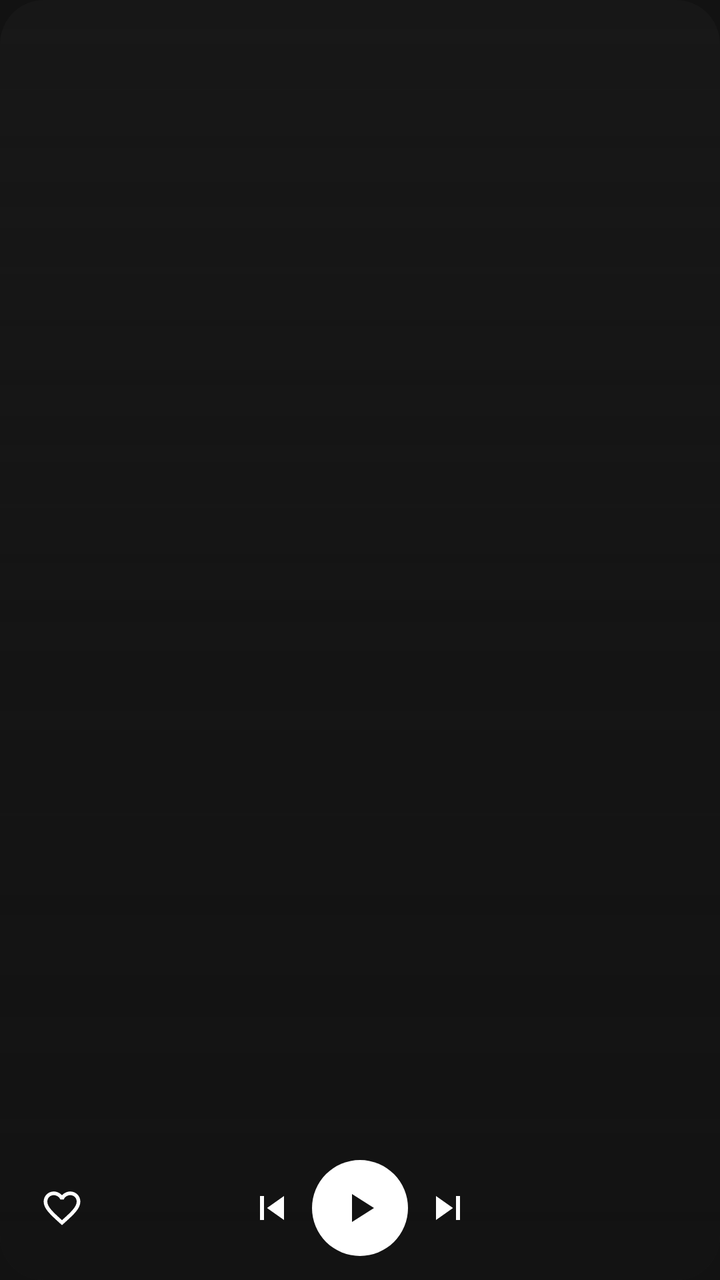
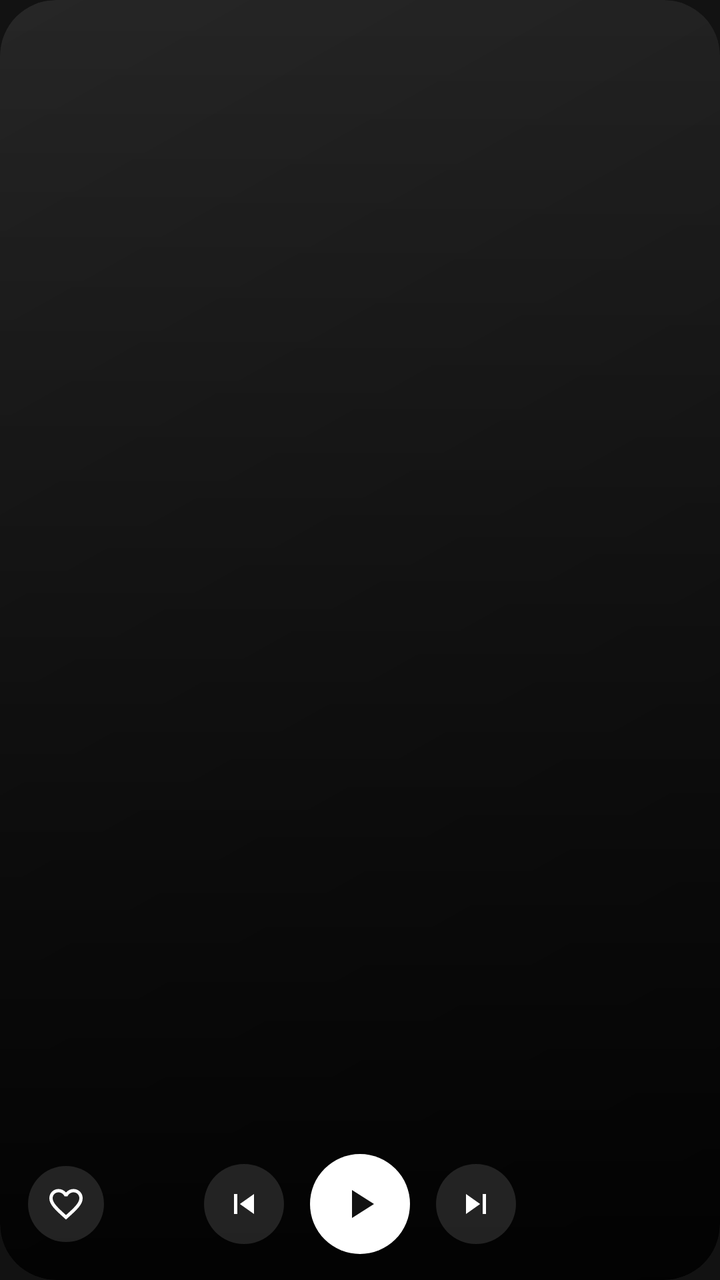

The first picture is an Android layout as it rendered before a commit; the second is the same layout after the commit. The layout source and the unified diff follow.
<!-- AndroidManifest.xml: application theme Theme.Murmur -->
<!-- res/layout/widget_large.xml -->
<?xml version="1.0" encoding="utf-8"?>
<FrameLayout xmlns:android="http://schemas.android.com/apk/res/android"
    android:id="@+id/w_root" android:layout_width="match_parent" android:layout_height="match_parent" android:background="@drawable/w_bg">
    <ImageView android:id="@+id/w_art" android:layout_width="match_parent" android:layout_height="match_parent"
        android:scaleType="centerCrop" android:contentDescription="Cover" />
    <ImageView android:layout_width="match_parent" android:layout_height="match_parent" android:src="@drawable/w_scrim" android:scaleType="fitXY" />
    <LinearLayout android:layout_width="match_parent" android:layout_height="wrap_content" android:layout_gravity="bottom"
        android:orientation="vertical" android:padding="12dp">
        <TextView android:id="@+id/w_title" android:layout_width="match_parent" android:layout_height="wrap_content"
            android:textColor="#FFFFFFFF" android:textSize="16sp" android:textStyle="bold" android:maxLines="1" android:ellipsize="end" />
        <TextView android:id="@+id/w_artist" android:layout_width="match_parent" android:layout_height="wrap_content"
            android:textColor="#FFD0D0D0" android:textSize="13sp" android:maxLines="1" android:ellipsize="end" />
        <LinearLayout android:layout_width="match_parent" android:layout_height="wrap_content" android:layout_marginTop="6dp"
            android:orientation="horizontal" android:gravity="center_vertical">
            <ImageButton android:id="@+id/w_like" android:layout_width="38dp" android:layout_height="38dp" android:src="@drawable/n_heart"
                android:background="@android:color/transparent" android:scaleType="centerInside" android:padding="8dp" android:contentDescription="Like" />
            <FrameLayout android:layout_width="0dp" android:layout_height="1dp" android:layout_weight="1" />
            <ImageButton android:id="@+id/w_prev" android:layout_width="40dp" android:layout_height="40dp" android:src="@drawable/n_prev"
                android:background="@android:color/transparent" android:scaleType="centerInside" android:padding="8dp" android:contentDescription="Previous" />
            <ImageButton android:id="@+id/w_play" android:layout_width="48dp" android:layout_height="48dp" android:src="@drawable/n_play"
                android:background="@drawable/w_play_bg" android:tint="#FF121212" android:scaleType="centerInside" android:padding="12dp" android:contentDescription="Play" />
            <ImageButton android:id="@+id/w_next" android:layout_width="40dp" android:layout_height="40dp" android:src="@drawable/n_next"
                android:background="@android:color/transparent" android:scaleType="centerInside" android:padding="8dp" android:contentDescription="Next" />
            <FrameLayout android:layout_width="0dp" android:layout_height="1dp" android:layout_weight="1" />
            <FrameLayout android:layout_width="38dp" android:layout_height="1dp" />
        </LinearLayout>
    </LinearLayout>
</FrameLayout>
<!-- resources referenced by this layout -->
<resources>
  <!-- drawable n_heart (drawable) -->
  <vector xmlns:android="http://schemas.android.com/apk/res/android" android:width="24dp" android:height="24dp" android:viewportWidth="24" android:viewportHeight="24">
      <path android:fillColor="#FFFFFFFF" android:pathData="M16.5,3c-1.74,0 -3.41,0.81 -4.5,2.09C10.91,3.81 9.24,3 7.5,3 4.42,3 2,5.42 2,8.5c0,3.78 3.4,6.86 8.55,11.54L12,21.35l1.45,-1.32C18.6,15.36 22,12.28 22,8.5 22,5.42 19.58,3 16.5,3zM12.1,18.55l-0.1,0.1 -0.1,-0.1C7.14,14.24 4,11.39 4,8.5 4,6.5 5.5,5 7.5,5c1.54,0 3.04,0.99 3.570,2.36h1.87C13.46,5.99 14.96,5 16.5,5c2,0 3.5,1.5 3.5,3.5 0,2.89 -3.14,5.74 -7.9,10.05z"/>
  </vector>
  <!-- drawable n_next (drawable) -->
  <vector xmlns:android="http://schemas.android.com/apk/res/android" android:width="24dp" android:height="24dp" android:viewportWidth="24" android:viewportHeight="24">
      <path android:fillColor="#FFFFFFFF" android:pathData="M6,18l8.5,-6L6,6v12zM16,6v12h2V6h-2z"/>
  </vector>
  <!-- drawable n_play (drawable) -->
  <vector xmlns:android="http://schemas.android.com/apk/res/android" android:width="24dp" android:height="24dp" android:viewportWidth="24" android:viewportHeight="24">
      <path android:fillColor="#FFFFFFFF" android:pathData="M8,5v14l11,-7z"/>
  </vector>
  <!-- drawable n_prev (drawable) -->
  <vector xmlns:android="http://schemas.android.com/apk/res/android" android:width="24dp" android:height="24dp" android:viewportWidth="24" android:viewportHeight="24">
      <path android:fillColor="#FFFFFFFF" android:pathData="M6,6h2v12H6zM9.5,12l8.5,6V6z"/>
  </vector>
  <!-- drawable w_bg (drawable) -->
  <?xml version="1.0" encoding="utf-8"?>
  <shape xmlns:android="http://schemas.android.com/apk/res/android" android:shape="rectangle">
      <solid android:color="#F2181818" />
      <corners android:radius="22dp" />
  </shape>
  <!-- drawable w_play_bg (drawable) -->
  <?xml version="1.0" encoding="utf-8"?>
  <shape xmlns:android="http://schemas.android.com/apk/res/android" android:shape="oval">
      <solid android:color="#FFFFFFFF" />
  </shape>
  <!-- drawable w_scrim (drawable) -->
  <?xml version="1.0" encoding="utf-8"?>
  <shape xmlns:android="http://schemas.android.com/apk/res/android" android:shape="rectangle">
      <gradient android:angle="90" android:startColor="#F2121212" android:centerColor="#99121212" android:endColor="#00121212" />
      <corners android:radius="22dp" />
  </shape>
  <style name="Theme.Murmur" parent="@android:style/Theme.DeviceDefault.NoActionBar">
          <item name="android:windowBackground">@color/murmur_bg</item>
          <item name="android:statusBarColor">@color/murmur_bg</item>
          <item name="android:navigationBarColor">@color/murmur_bg</item>
          <item name="android:windowLightStatusBar">false</item>
      </style>
  <color name="murmur_bg">#121212</color>
</resources>

<!-- the commit's change to res/layout/widget_large.xml (unified diff, before → after) -->
@@ -1,26 +1,30 @@
 <?xml version="1.0" encoding="utf-8"?>
 <FrameLayout xmlns:android="http://schemas.android.com/apk/res/android"
-    android:id="@+id/w_root" android:layout_width="match_parent" android:layout_height="match_parent" android:background="@drawable/w_bg">
+    android:id="@+id/w_root" android:layout_width="match_parent" android:layout_height="match_parent"
+    android:background="@drawable/w_bg" android:clipToOutline="true">
     <ImageView android:id="@+id/w_art" android:layout_width="match_parent" android:layout_height="match_parent"
         android:scaleType="centerCrop" android:contentDescription="Cover" />
     <ImageView android:layout_width="match_parent" android:layout_height="match_parent" android:src="@drawable/w_scrim" android:scaleType="fitXY" />
     <LinearLayout android:layout_width="match_parent" android:layout_height="wrap_content" android:layout_gravity="bottom"
-        android:orientation="vertical" android:padding="12dp">
+        android:orientation="vertical" android:paddingStart="14dp" android:paddingEnd="14dp" android:paddingTop="12dp" android:paddingBottom="12dp">
         <TextView android:id="@+id/w_title" android:layout_width="match_parent" android:layout_height="wrap_content"
-            android:textColor="#FFFFFFFF" android:textSize="16sp" android:textStyle="bold" android:maxLines="1" android:ellipsize="end" />
-        <TextView android:id="@+id/w_artist" android:layout_width="match_parent" android:layout_height="wrap_content"
-            android:textColor="#FFD0D0D0" android:textSize="13sp" android:maxLines="1" android:ellipsize="end" />
-        <LinearLayout android:layout_width="match_parent" android:layout_height="wrap_content" android:layout_marginTop="6dp"
+            android:textColor="#FFFFFFFF" android:textSize="17sp" android:textStyle="bold" android:maxLines="1" android:ellipsize="end"
+            android:fontFamily="sans-serif-medium" android:shadowColor="#66000000" android:shadowRadius="6" />
+        <TextView android:id="@+id/w_artist" android:layout_width="match_parent" android:layout_height="wrap_content" android:layout_marginTop="1dp"
+            android:textColor="#CCFFFFFF" android:textSize="13sp" android:maxLines="1" android:ellipsize="end"
+            android:shadowColor="#66000000" android:shadowRadius="6" />
+        <LinearLayout android:layout_width="match_parent" android:layout_height="wrap_content" android:layout_marginTop="10dp"
             android:orientation="horizontal" android:gravity="center_vertical">
             <ImageButton android:id="@+id/w_like" android:layout_width="38dp" android:layout_height="38dp" android:src="@drawable/n_heart"
-                android:background="@android:color/transparent" android:scaleType="centerInside" android:padding="8dp" android:contentDescription="Like" />
+                android:background="@drawable/w_btn_bg" android:scaleType="centerInside" android:padding="9dp" android:contentDescription="Like" />
             <FrameLayout android:layout_width="0dp" android:layout_height="1dp" android:layout_weight="1" />
             <ImageButton android:id="@+id/w_prev" android:layout_width="40dp" android:layout_height="40dp" android:src="@drawable/n_prev"
-                android:background="@android:color/transparent" android:scaleType="centerInside" android:padding="8dp" android:contentDescription="Previous" />
-            <ImageButton android:id="@+id/w_play" android:layout_width="48dp" android:layout_height="48dp" android:src="@drawable/n_play"
-                android:background="@drawable/w_play_bg" android:tint="#FF121212" android:scaleType="centerInside" android:padding="12dp" android:contentDescription="Play" />
+                android:background="@drawable/w_btn_bg" android:scaleType="centerInside" android:padding="10dp" android:contentDescription="Previous" />
+            <ImageButton android:id="@+id/w_play" android:layout_width="52dp" android:layout_height="52dp" android:layout_marginStart="12dp" android:layout_marginEnd="12dp"
+                android:src="@drawable/n_play" android:background="@drawable/w_play_bg" android:tint="#FF121212" android:scaleType="centerInside"
+                android:padding="14dp" android:contentDescription="Play" />
             <ImageButton android:id="@+id/w_next" android:layout_width="40dp" android:layout_height="40dp" android:src="@drawable/n_next"
-                android:background="@android:color/transparent" android:scaleType="centerInside" android:padding="8dp" android:contentDescription="Next" />
+                android:background="@drawable/w_btn_bg" android:scaleType="centerInside" android:padding="10dp" android:contentDescription="Next" />
             <FrameLayout android:layout_width="0dp" android:layout_height="1dp" android:layout_weight="1" />
             <FrameLayout android:layout_width="38dp" android:layout_height="1dp" />
         </LinearLayout>
<!-- resource entries referenced after the edit -->
@@ -19,19 +19,25 @@
   <!-- drawable w_bg (drawable) -->
   <?xml version="1.0" encoding="utf-8"?>
   <shape xmlns:android="http://schemas.android.com/apk/res/android" android:shape="rectangle">
-      <solid android:color="#F2181818" />
-      <corners android:radius="22dp" />
+      <gradient android:angle="315" android:startColor="#FF262626" android:endColor="#FF141414" />
+      <corners android:radius="@dimen/w_radius" />
+  </shape>
+  <!-- drawable w_btn_bg (drawable) -->
+  <?xml version="1.0" encoding="utf-8"?>
+  <shape xmlns:android="http://schemas.android.com/apk/res/android" android:shape="oval">
+      <solid android:color="#1FFFFFFF" />
   </shape>
   <!-- drawable w_play_bg (drawable) -->
   <?xml version="1.0" encoding="utf-8"?>
-  <shape xmlns:android="http://schemas.android.com/apk/res/android" android:shape="oval">
-      <solid android:color="#FFFFFFFF" />
-  </shape>
+  <layer-list xmlns:android="http://schemas.android.com/apk/res/android">
+      <item><shape android:shape="oval"><solid android:color="#33000000" /></shape></item>
+      <item android:top="1dp" android:left="1dp" android:right="1dp" android:bottom="1dp"><shape android:shape="oval"><solid android:color="#FFFFFFFF" /></shape></item>
+  </layer-list>
   <!-- drawable w_scrim (drawable) -->
   <?xml version="1.0" encoding="utf-8"?>
   <shape xmlns:android="http://schemas.android.com/apk/res/android" android:shape="rectangle">
-      <gradient android:angle="90" android:startColor="#F2121212" android:centerColor="#99121212" android:endColor="#00121212" />
-      <corners android:radius="22dp" />
+      <gradient android:angle="90" android:startColor="#E6000000" android:centerColor="#73000000" android:endColor="#00000000" />
+      <corners android:radius="@dimen/w_radius" />
   </shape>
   <style name="Theme.Murmur" parent="@android:style/Theme.DeviceDefault.NoActionBar">
           <item name="android:windowBackground">@color/murmur_bg</item>
@@ -39,6 +45,7 @@
           <item name="android:navigationBarColor">@color/murmur_bg</item>
           <item name="android:windowLightStatusBar">false</item>
       </style>
+  <dimen name="w_radius">24dp</dimen>
   <color name="murmur_bg">#121212</color>
 </resources>
 
